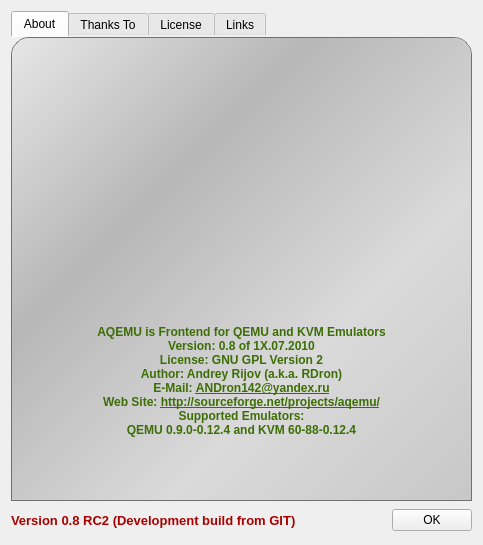
First picture: the form in About_Window.ui, repository qunying/aqemu-old, before the edit.
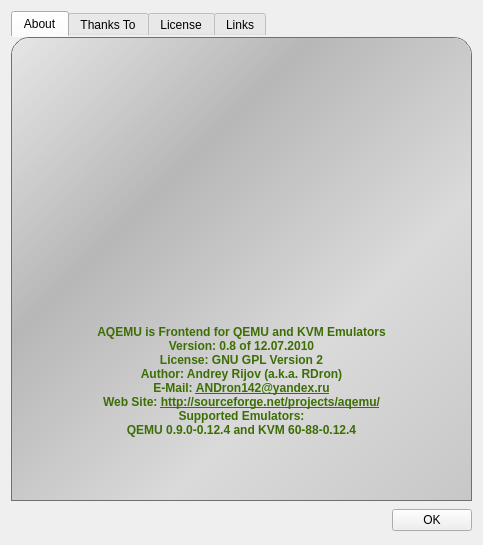
Second picture: the form after the edit. Icons and pictures are not drawn.

What changed in the file:
```diff
--- a/About_Window.ui
+++ b/About_Window.ui
@@ -141,7 +141,7 @@
 &lt;body&gt;
 &lt;b&gt;
 &lt;p&gt;AQEMU is Frontend for QEMU and KVM Emulators&lt;/p&gt;
-&lt;p&gt;Version: 0.8 of 1X.07.2010&lt;/p&gt;
+&lt;p&gt;Version: 0.8 of 12.07.2010&lt;/p&gt;
 &lt;p&gt;License: GNU GPL Version 2&lt;/p&gt;
 &lt;p&gt;Author: Andrey Rijov (a.k.a. RDron)&lt;/p&gt;
 &lt;p&gt;E-Mail: &lt;a href=&quot;mailto:ANDron142@yandex.ru&quot;&gt;ANDron142@yandex.ru&lt;/a&gt;&lt;/p&gt;
@@ -514,7 +514,7 @@
 &lt;table border=&quot;0&quot; style=&quot;-qt-table-type: root; margin-top:4px; margin-bottom:4px; margin-left:4px; margin-right:4px;&quot;&gt;
 &lt;tr&gt;
 &lt;td style=&quot;border: none;&quot;&gt;
-&lt;p style=&quot; margin-top:0px; margin-bottom:0px; margin-left:0px; margin-right:0px; -qt-block-indent:0; text-indent:0px;&quot;&gt;&lt;span style=&quot; font-family:'Nimbus Sans L'; font-weight:600; color:#aa0000;&quot;&gt;Version 0.8 RC2 (Development build from GIT)&lt;/span&gt;&lt;/p&gt;&lt;/td&gt;&lt;/tr&gt;&lt;/table&gt;&lt;/body&gt;&lt;/html&gt;</string>
+&lt;p style=&quot; margin-top:0px; margin-bottom:0px; margin-left:0px; margin-right:0px; -qt-block-indent:0; text-indent:0px;&quot;&gt;&lt;span style=&quot; font-family:'Nimbus Sans L'; font-weight:600; color:#aa0000;&quot;&gt;   &lt;/span&gt;&lt;/p&gt;&lt;/td&gt;&lt;/tr&gt;&lt;/table&gt;&lt;/body&gt;&lt;/html&gt;</string>
        </property>
       </widget>
      </item>
```
Left out of the diff: 2 changed lines with no effect on the pictures.
